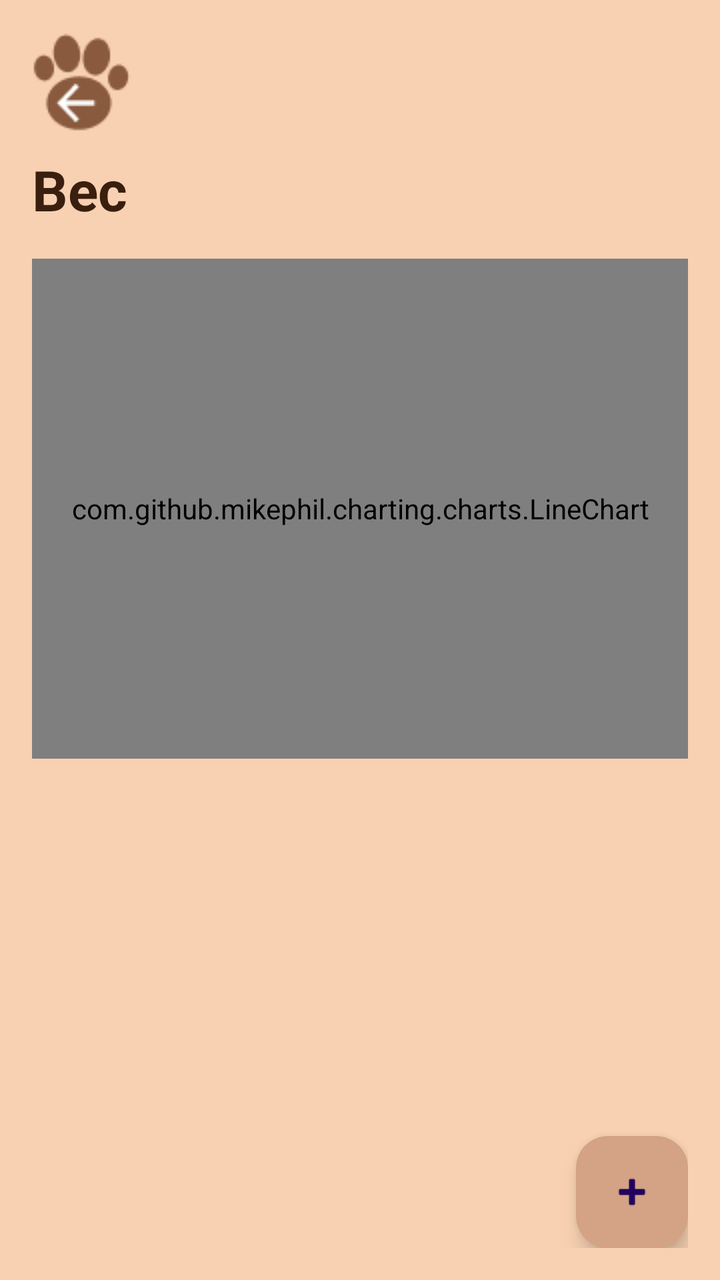
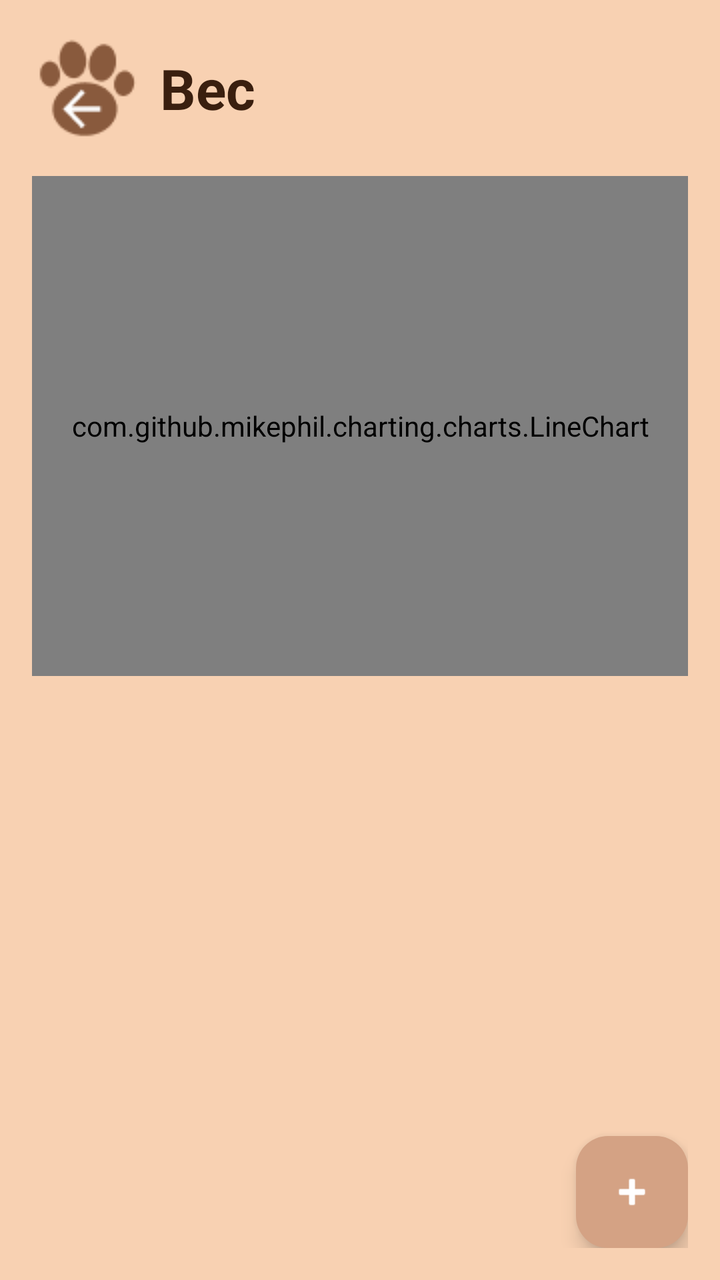

The first picture is an Android layout as it rendered before a commit; the second is the same layout after the commit. The layout source and the unified diff follow.
<!-- AndroidManifest.xml: application theme Theme.MyPet -->
<!-- res/layout/activity_weight.xml -->
<?xml version="1.0" encoding="utf-8"?>
<LinearLayout xmlns:android="http://schemas.android.com/apk/res/android"
    xmlns:app="http://schemas.android.com/apk/res-auto"
    android:layout_width="match_parent"
    android:layout_height="match_parent"
    android:orientation="vertical"
    android:background="#F8D1B2"
    android:padding="16dp">

    <ImageButton
        android:id="@+id/btnBack"
        android:layout_width="50dp"
        android:layout_height="50dp"
        android:background="?attr/selectableItemBackgroundBorderless"
        android:src="@drawable/back_btn1"/>

    <TextView
        android:text="Вес"
        android:textSize="28sp"
        android:textStyle="bold"
        android:textColor="#3A1F0F"
        android:layout_width="wrap_content"
        android:layout_height="wrap_content"
        android:layout_marginTop="10dp"/>

    <com.github.mikephil.charting.charts.LineChart
        android:id="@+id/chart"
        android:background="#FFF3E8"
        android:layout_width="match_parent"
        android:layout_height="250dp"
        android:layout_marginTop="16dp"/>

    <androidx.recyclerview.widget.RecyclerView
        android:id="@+id/rvMeasurements"
        android:layout_width="match_parent"
        android:layout_height="0dp"
        android:layout_weight="1"
        android:layout_marginTop="16dp"/>

    <com.google.android.material.floatingactionbutton.FloatingActionButton
        android:id="@+id/fabAdd"
        android:layout_width="wrap_content"
        android:layout_height="wrap_content"
        android:layout_gravity="end"
        android:src="@android:drawable/ic_input_add"
        app:backgroundTint="#D4A284"/>

</LinearLayout>
<!-- resources referenced by this layout -->
<resources>
  <!-- drawable back_btn1: png bitmap (drawable, 1809 bytes) -->
  <style name="Theme.MyPet" parent="Base.Theme.MyPet" />
  <style name="Base.Theme.MyPet" parent="Theme.Material3.DayNight.NoActionBar">
          
          
      </style>
</resources>

<!-- the commit's change to res/layout/activity_weight.xml (unified diff, before → after) -->
@@ -7,21 +7,32 @@
     android:background="#F8D1B2"
     android:padding="16dp">
 
-    <ImageButton
-        android:id="@+id/btnBack"
-        android:layout_width="50dp"
-        android:layout_height="50dp"
-        android:background="?attr/selectableItemBackgroundBorderless"
-        android:src="@drawable/back_btn1"/>
-
-    <TextView
-        android:text="Вес"
-        android:textSize="28sp"
-        android:textStyle="bold"
-        android:textColor="#3A1F0F"
+    <LinearLayout
+        android:id="@+id/headerLayout"
         android:layout_width="wrap_content"
         android:layout_height="wrap_content"
-        android:layout_marginTop="10dp"/>
+        android:orientation="horizontal"
+        android:gravity="center_vertical">
+
+        <ImageButton
+            android:id="@+id/btnBack"
+            android:layout_width="56dp"
+            android:layout_height="56dp"
+            android:background="?attr/selectableItemBackgroundBorderless"
+            android:padding="10dp"
+            android:src="@drawable/back_btn1" />
+
+        <TextView
+            android:id="@+id/tvProfileTitle"
+            android:layout_width="wrap_content"
+            android:layout_height="wrap_content"
+            android:layout_marginStart="8dp"
+            android:text="Вес"
+            android:textColor="#3A1F0F"
+            android:textSize="28sp"
+            android:textStyle="bold"/>
+
+    </LinearLayout>
 
     <com.github.mikephil.charting.charts.LineChart
         android:id="@+id/chart"
@@ -43,6 +54,7 @@
         android:layout_height="wrap_content"
         android:layout_gravity="end"
         android:src="@android:drawable/ic_input_add"
-        app:backgroundTint="#D4A284"/>
+        app:backgroundTint="#D4A284"
+        app:tint="#FFFFFF" />
 
 </LinearLayout>
